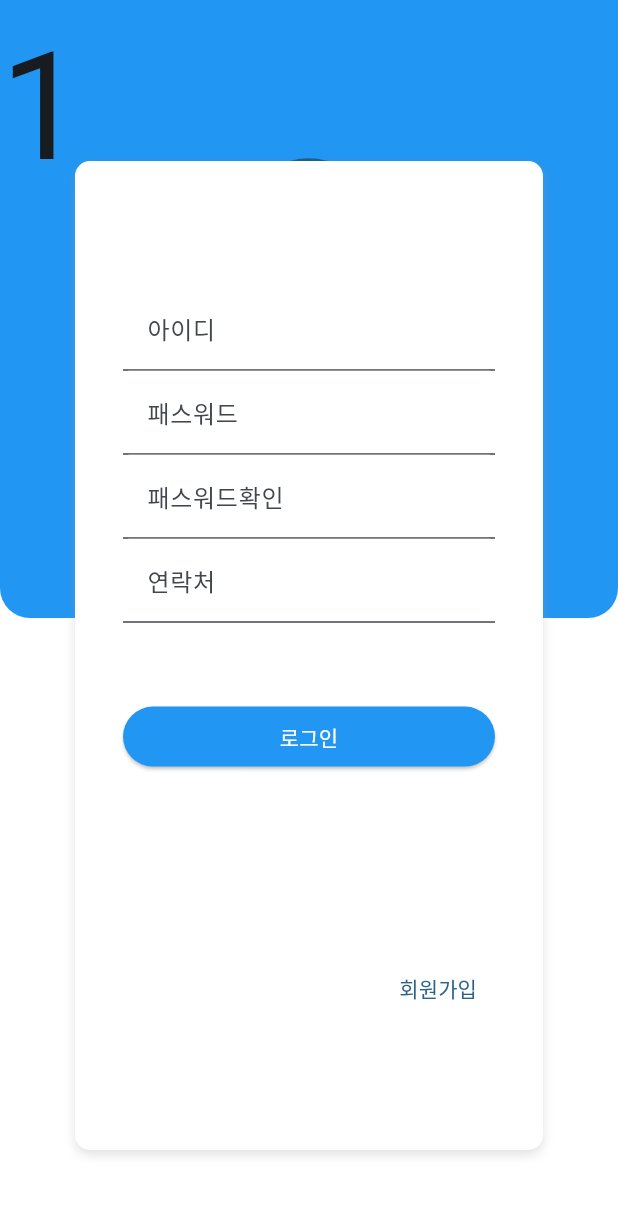
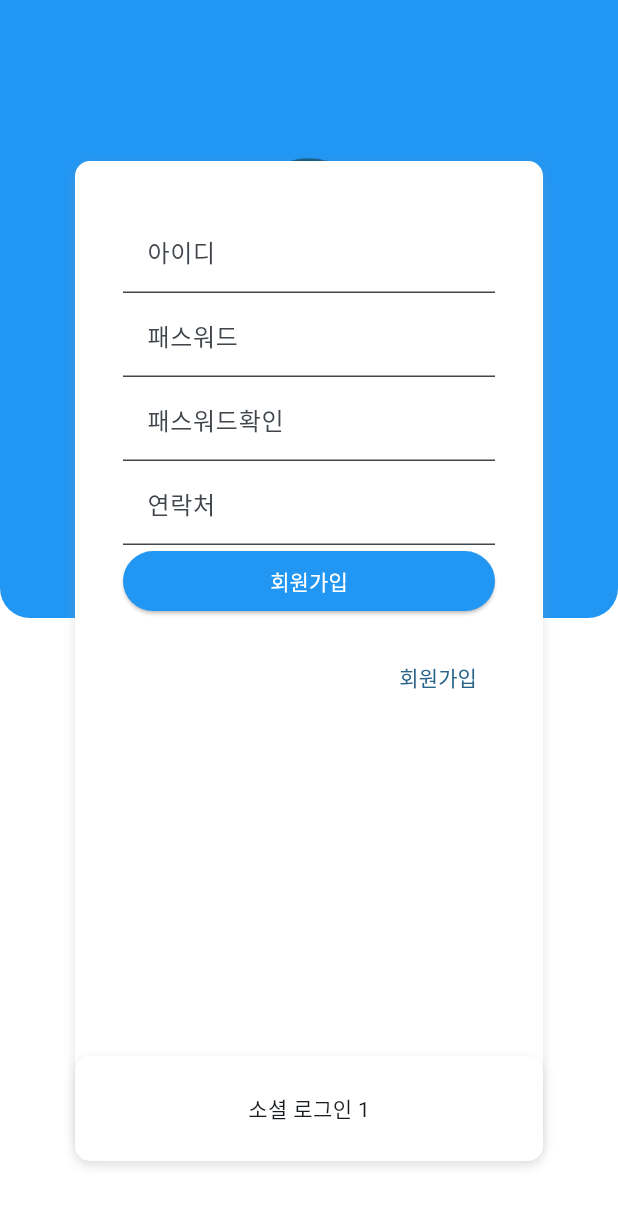
Before and after one commit to proHong/satety_cs, a Flutter app: the screen it shows after launch, after a tap on "회원가입", on a phone screen of 412 x 824 dp. Shown: the top 1206 px of the screen. Run offline on Flutter 3.47's test engine with Material 2 defaults, Android fonts, the phone set to English and light mode, and no system bars; our stand-ins replace convex_bottom_bar, firebase_auth, firebase_core; accounts and stored records are empty; generated files the repository leaves out were written again.

Commit message:
Login, Register firebase 연동, 동작 구현

```diff
--- a/lib/main.dart
+++ b/lib/main.dart
@@ -1,18 +1,50 @@
 import 'package:flutter/material.dart';
 import 'package:safety_cs/presentation/Home.dart';
-import 'package:safety_cs/presentation/Login.dart';
 import 'package:safety_cs/presentation/NotAuthHome.dart';
 
-void main() {
-  runApp(const MyApp());
+import 'package:provider/provider.dart';
+
+import 'package:safety_cs/services/AuthService.dart';
+import 'package:firebase_auth/firebase_auth.dart';
+import 'package:firebase_core/firebase_core.dart';
+import 'firebase_options.dart';
+
+void main() async {
+  WidgetsFlutterBinding.ensureInitialized();
+
+  await Firebase.initializeApp(
+    options: DefaultFirebaseOptions.currentPlatform,
+  );
+  runApp(
+    // 최상위 디렉토리에서 multiprovider로 감싸서 해당 서비스에서 값 변경을 알리면 위젯에 반영을 하기 위함.
+    MultiProvider(
+      providers: [
+        ChangeNotifierProvider(
+          create: (context) => AuthService(),
+        ),
+      ],
+      child: const MyApp(),
+    ),
+  );
 }
 
-class MyApp extends StatelessWidget {
-  const MyApp({super.key});
+class MyApp extends StatefulWidget {
+  const MyApp({Key? key}) : super(key: key);
+
+  @override
+  State<MyApp> createState() => _MyAppState();
+}
+
+class _MyAppState extends State<MyApp> {
+  @override
+  void initState() {
+    super.initState();
+  }
 
   // This widget is the root of your application.
   @override
   Widget build(BuildContext context) {
+    User? user = context.read<AuthService>().currentUser();
     return MaterialApp(
         title: 'Safety_CS',
         theme: ThemeData(
@@ -20,6 +52,6 @@ class MyApp extends StatelessWidget {
           colorScheme: ColorScheme.fromSeed(seedColor: Colors.blue.shade200),
           useMaterial3: true,
         ),
-        home: const NotAuthHome());
+        home: user == null ? NotAuthHome() : HomePage());
   }
 }
--- a/lib/presentation/NotAuthHome.dart
+++ b/lib/presentation/NotAuthHome.dart
@@ -75,10 +75,6 @@ class NotAuthHomeState extends State<NotAuthHome> {
                 child: currentIdx == 0 ? LoginPage() : RegisterPage()),
           ),
           SocialLoginCard(index: currentIdx),
-          Text(
-            currentIdx.toString(),
-            style: TextStyle(fontSize: 100),
-          ),
         ],
       ),
     );
@@ -92,9 +88,7 @@ class SocialLoginCard extends StatelessWidget {
 
   @override
   Widget build(BuildContext context) {
-    return AnimatedOpacity(
-      opacity: index == 0 ? 1.0 : 0.0,
-      duration: Duration(milliseconds: 250),
+    return Container(
       child: Container(
         alignment: Alignment.bottomCenter,
         padding: EdgeInsets.fromLTRB(50, 0, 50, 50),
--- a/lib/presentation/Register.dart
+++ b/lib/presentation/Register.dart
@@ -1,5 +1,8 @@
+import 'package:firebase_auth/firebase_auth.dart';
 import 'package:flutter/material.dart';
 import 'package:safety_cs/presentation/NotAuthHome.dart';
+import 'package:provider/provider.dart';
+import 'package:safety_cs/services/AuthService.dart';
 
 class RegisterPage extends StatefulWidget {
   const RegisterPage({super.key});
@@ -17,11 +20,11 @@ class _RegisterPageState extends State<RegisterPage> {
   TextEditingController contactController = TextEditingController();
   @override
   Widget build(BuildContext context) {
-    return Column(
-      mainAxisAlignment: MainAxisAlignment.spaceEvenly,
-      children: [
-        Column(
-          mainAxisAlignment: MainAxisAlignment.center,
+    return Consumer<AuthService>(builder: (context, authService, child) {
+      User? user = authService.currentUser();
+      return SafeArea(
+        child: SingleChildScrollView(
+          child: Column(
             children: [
               TextField(
                 controller: userIdController,
@@ -75,15 +78,32 @@ class _RegisterPageState extends State<RegisterPage> {
                   fillColor: Colors.white,
                 ),
               ),
-          ],
-        ),
               SizedBox(
                 width: double.infinity,
                 child: ElevatedButton(
-            onPressed: () {},
-            child: const Text("로그인"),
+                  onPressed: () {
+                    authService.register(
+                      email: userIdController.text,
+                      password: passwordController.text,
+                      onSuccess: () {
+                        ScaffoldMessenger.of(context).showSnackBar(
+                            SnackBar(content: Text("회원가입이 완료되었습니다")));
+                        final parentState =
+                            context.findAncestorStateOfType<NotAuthHomeState>();
+                        if (parentState != null) {
+                          parentState.setIndex(0);
+                        }
+                      },
+                      onError: (err) {
+                        ScaffoldMessenger.of(context)
+                            .showSnackBar(SnackBar(content: Text(err)));
+                      },
+                    );
+                  },
+                  child: const Text("회원가입"),
                   style: ElevatedButton.styleFrom(
-                backgroundColor: Colors.blue, foregroundColor: Colors.white),
+                      backgroundColor: Colors.blue,
+                      foregroundColor: Colors.white),
                 ),
               ),
               const SizedBox(height: 16),
@@ -103,6 +123,9 @@ class _RegisterPageState extends State<RegisterPage> {
                 ],
               ),
             ],
+          ),
+        ),
       );
+    });
   }
 }
--- a/pubspec.yaml
+++ b/pubspec.yaml
@@ -36,6 +36,11 @@ dependencies:
   # The following adds the Cupertino Icons font to your application.
   # Use with the CupertinoIcons class for iOS style icons.
   cupertino_icons: ^1.0.2
+  firebase_core: ^2.14.0
+  xcodeproj: ^0.2.3
+  firebase_database: ^10.2.3
+  firebase_auth: ^4.6.3
+  provider: ^6.0.5
 
 dev_dependencies:
   flutter_test:
```
Also changed, not shown: lib/presentation/EducationRecord.dart (+17 -2 lines), lib/presentation/Login.dart (+30 -5 lines), lib/services/AuthService.dart (added, +90 -0 lines), pubspec.lock, 1 other file. Lines whose indentation alone changed are shown as unchanged.
